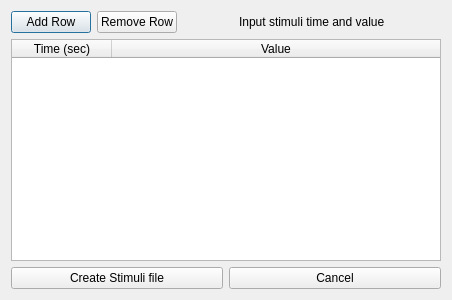
The window that src/ui/create_stimuli.ui (pfechd/jabe) describes before a commit, drawn with Qt 5.
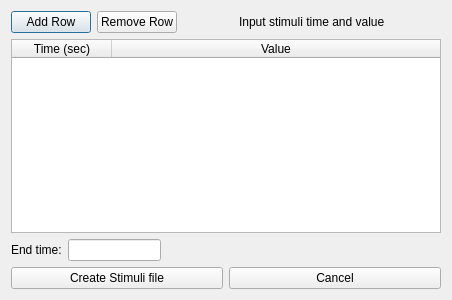
The same window after the commit.

What changed in the file:
```diff
--- a/src/ui/create_stimuli.ui
+++ b/src/ui/create_stimuli.ui
@@ -94,6 +94,36 @@
      </column>
     </widget>
    </item>
+   <item>
+    <layout class="QHBoxLayout" name="horizontalLayout_3">
+     <item>
+      <widget class="QLabel" name="label_2">
+       <property name="text">
+        <string>End time:</string>
+       </property>
+      </widget>
+     </item>
+     <item>
+      <widget class="QLineEdit" name="end_time_box"/>
+     </item>
+     <item>
+      <spacer name="horizontalSpacer_4">
+       <property name="orientation">
+        <enum>Qt::Horizontal</enum>
+       </property>
+       <property name="sizeType">
+        <enum>QSizePolicy::Fixed</enum>
+       </property>
+       <property name="sizeHint" stdset="0">
+        <size>
+         <width>280</width>
+         <height>20</height>
+        </size>
+       </property>
+      </spacer>
+     </item>
+    </layout>
+   </item>
    <item>
     <layout class="QHBoxLayout" name="horizontalLayout">
      <item>
```
